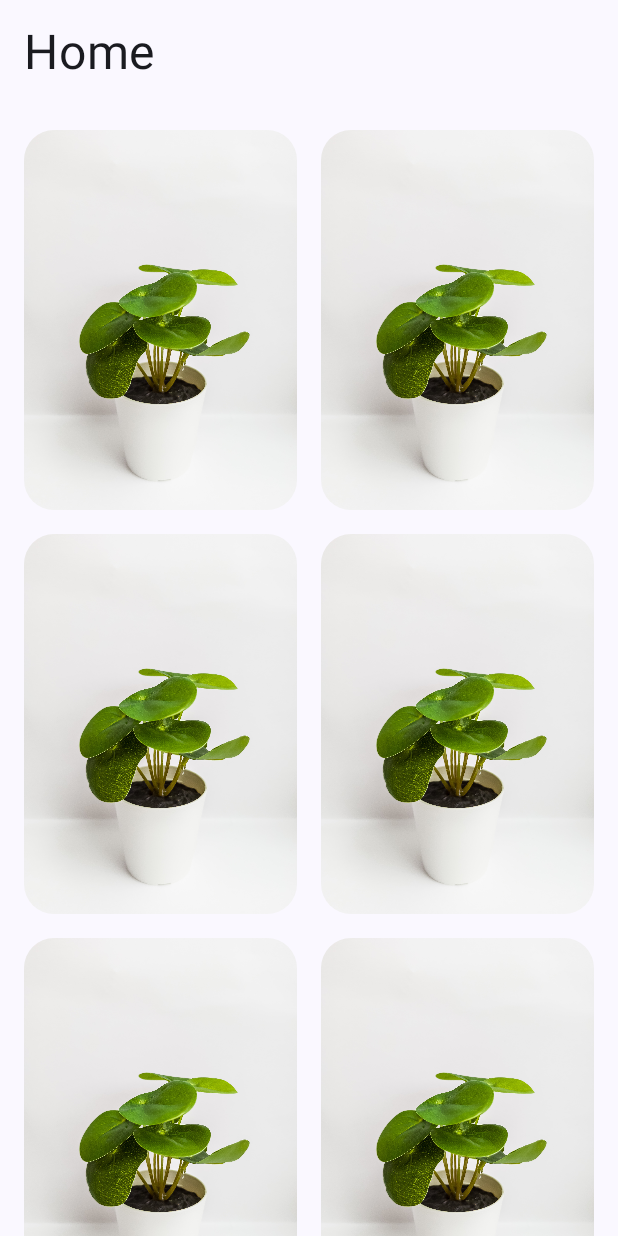
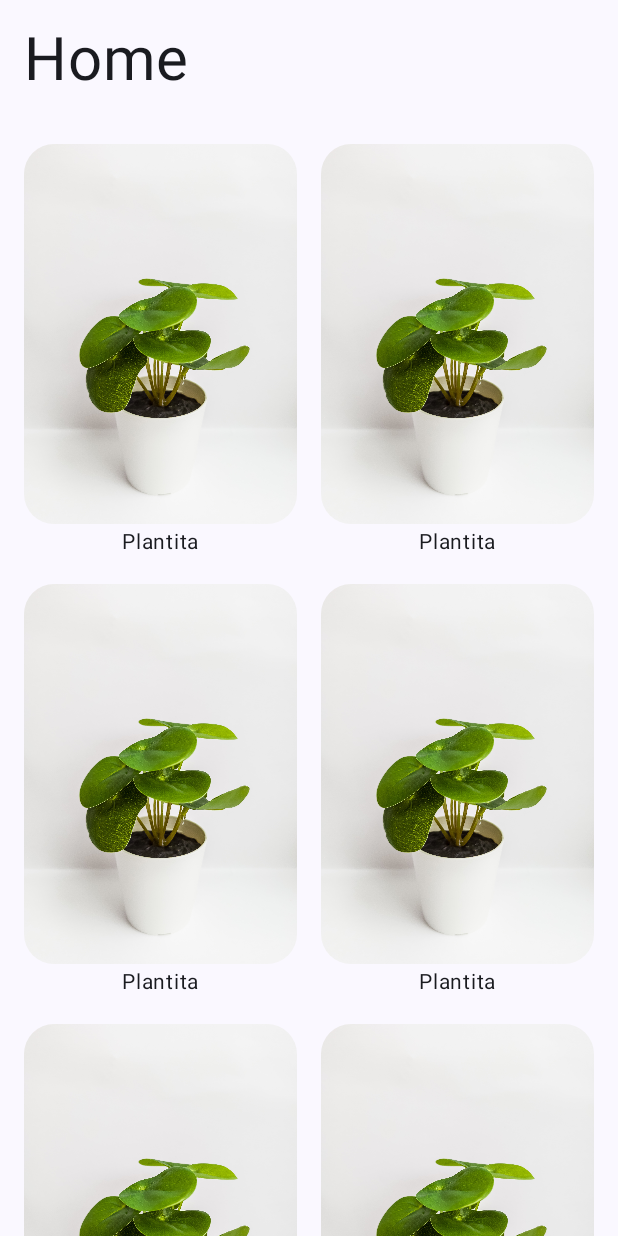
Before and after one commit to priettt/Persephone, an Android app built with Jetpack Compose: the screen it shows after launch (MainActivity), on a phone screen of 412 x 824 dp. Run offline under Robolectric (Android 15) with nearby library versions, the phone set to English and light mode, and no system bars.

Commit message:
Added a PlantsRepository.kt
Updated Gradle

```diff
--- a/app/src/main/java/co/francis/persephone/ui/home/HomeScreen.kt
+++ b/app/src/main/java/co/francis/persephone/ui/home/HomeScreen.kt
@@ -7,22 +7,23 @@ import androidx.compose.foundation.layout.PaddingValues
 import androidx.compose.foundation.layout.padding
 import androidx.compose.foundation.lazy.grid.GridCells
 import androidx.compose.foundation.lazy.grid.LazyVerticalGrid
+import androidx.compose.foundation.lazy.grid.items
 import androidx.compose.foundation.shape.RoundedCornerShape
 import androidx.compose.material3.Text
 import androidx.compose.runtime.Composable
+import androidx.compose.ui.Alignment
 import androidx.compose.ui.Modifier
 import androidx.compose.ui.draw.clip
 import androidx.compose.ui.res.painterResource
 import androidx.compose.ui.unit.dp
 import androidx.compose.ui.unit.sp
-import co.francis.persephone.R
 
 @Composable
 fun HomeScreen() {
     Column {
         Text(
             text = "Home",
-            fontSize = 32.sp,
+            fontSize = 40.sp,
             modifier = Modifier.padding(16.dp)
         )
         LazyVerticalGrid(
@@ -31,13 +32,26 @@ fun HomeScreen() {
             horizontalArrangement = Arrangement.spacedBy(16.dp),
             contentPadding = PaddingValues(16.dp)
         ) {
-            items(20) {
-                Image(
-                    modifier = Modifier.clip(RoundedCornerShape(20.dp)),
-                    painter = painterResource(id = R.drawable.plantita),
-                    contentDescription = "A test plant"
-                )
+            val plants: List<Plant> = PlantsRepository().getPlants()
+            items(plants) {
+                PlantCard(plant = it)
             }
         }
     }
 }
+
+@Composable
+fun PlantCard(plant: Plant) {
+    Column {
+        Image(
+            modifier = Modifier.clip(RoundedCornerShape(20.dp)),
+            painter = painterResource(id = plant.resourceId),
+            contentDescription = "A test plant"
+        )
+        Text(
+            text = plant.name,
+            Modifier.align(Alignment.CenterHorizontally),
+            fontSize = 14.sp
+        )
+    }
+}
--- /dev/null
+++ b/app/src/main/java/co/francis/persephone/ui/home/Plant.kt
@@ -0,0 +1,8 @@
+package co.francis.persephone.ui.home
+
+import co.francis.persephone.R
+
+data class Plant(
+    val name: String,
+    val resourceId: Int = R.drawable.plantita
+)
--- /dev/null
+++ b/app/src/main/java/co/francis/persephone/ui/home/PlantsRepository.kt
@@ -0,0 +1,16 @@
+package co.francis.persephone.ui.home
+
+class PlantsRepository {
+    fun getPlants(): List<Plant> {
+        return listOf(
+            Plant("Plantita"),
+            Plant("Plantita"),
+            Plant("Plantita"),
+            Plant("Plantita"),
+            Plant("Plantita"),
+            Plant("Plantita"),
+            Plant("Plantita"),
+            Plant("Plantita")
+        )
+    }
+}
--- a/gradle/libs.versions.toml
+++ b/gradle/libs.versions.toml
@@ -1,5 +1,5 @@
 [versions]
-agp = "8.1.2"
+agp = "8.2.0"
 org-jetbrains-kotlin-android = "1.8.10"
 core-ktx = "1.12.0"
 junit = "4.13.2"
```
Also changed, not shown: gradle/wrapper/gradle-wrapper.properties.
